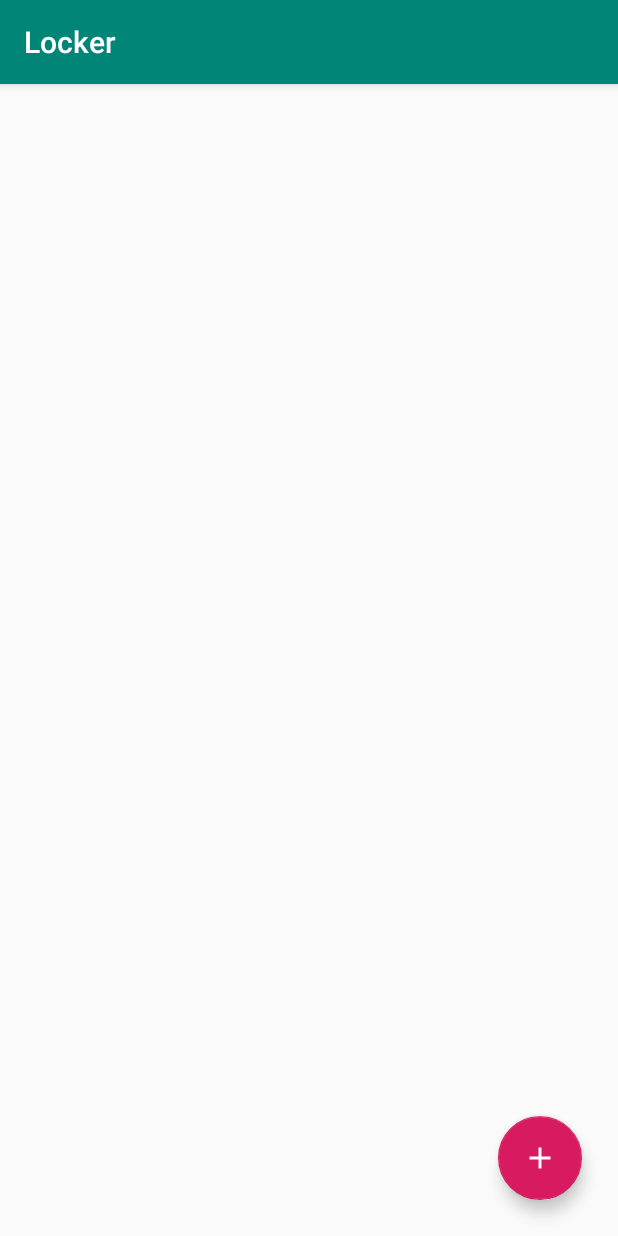
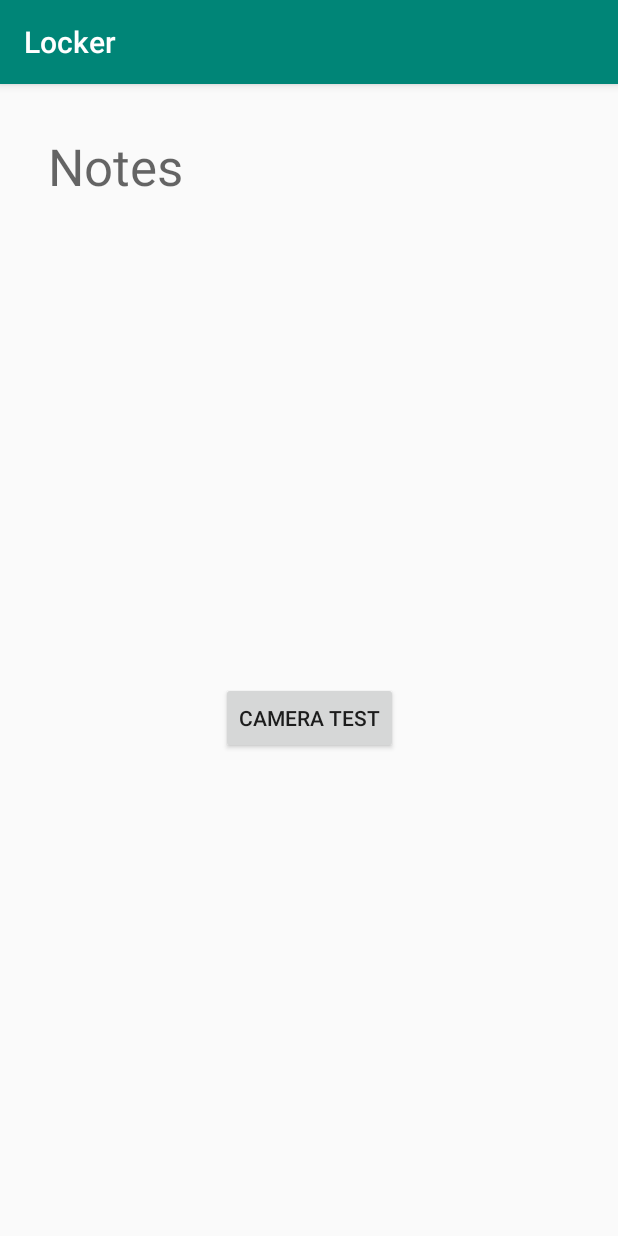
Before and after one commit to zachtib/Locker, an Android app: the screen it shows after launch (MainActivity), on a phone screen of 412 x 824 dp. Run offline under Robolectric (Android 15) with nearby library versions, the phone set to English and light mode, and no system bars; our stand-ins replace Timber; 1 statement that could not run was skipped.

Commit message:
refactor vision test out of home fragment

```diff
--- a/app/src/main/java/com/zachtib/locker/ui/screens/home/HomeFragment.kt
+++ b/app/src/main/java/com/zachtib/locker/ui/screens/home/HomeFragment.kt
@@ -1,67 +1,24 @@
 package com.zachtib.locker.ui.screens.home
 
-import android.graphics.BitmapFactory
 import android.os.Bundle
-import androidx.lifecycle.ViewModelProviders
 import androidx.navigation.fragment.findNavController
-import androidx.recyclerview.widget.DiffUtil
-import androidx.recyclerview.widget.LinearLayoutManager
-import com.google.firebase.ml.vision.FirebaseVision
-import com.google.firebase.ml.vision.common.FirebaseVisionImage
-import com.google.firebase.ml.vision.label.FirebaseVisionLabel
 import com.zachtib.locker.R
 import com.zachtib.locker.framework.ui.FragmentView
-import com.zachtib.locker.framework.ui.SimpleListAdapter
-import com.zachtib.locker.ui.screens.camera.CameraViewModel
 import kotlinx.android.synthetic.main.fragment_home.*
-import kotlinx.coroutines.tasks.asDeferred
 import org.koin.androidx.viewmodel.ext.android.viewModel
-import java.text.DecimalFormat
 
 class HomeFragment : FragmentView(R.layout.fragment_home) {
 
     val viewModel by viewModel<HomeViewModel>()
 
-    private val labeler = FirebaseVision.getInstance().visionLabelDetector
-
-    private lateinit var labelAdapter: SimpleListAdapter<FirebaseVisionLabel>
-
     override fun onActivityCreated(savedInstanceState: Bundle?) {
         super.onActivityCreated(savedInstanceState)
 
-        labelAdapter = SimpleListAdapter(object : DiffUtil.ItemCallback<FirebaseVisionLabel>() {
-            override fun areItemsTheSame(oldItem: FirebaseVisionLabel, newItem: FirebaseVisionLabel): Boolean {
-                return oldItem.label == newItem.label
-            }
-
-            override fun areContentsTheSame(oldItem: FirebaseVisionLabel, newItem: FirebaseVisionLabel): Boolean {
-                return (oldItem.label == newItem.label) && (oldItem.confidence == newItem.confidence)
-            }
-        }) { label ->
-            val percentage = DecimalFormat.getPercentInstance().format(label.confidence)
-            "${label.label}: $percentage"
+        notesLabel.onClick {
+            findNavController().navigate(R.id.notesListFragment)
         }
-
-        recyclerView.apply {
-            layoutManager = LinearLayoutManager(requireContext())
-            adapter = labelAdapter
-        }
-
-        addButton.onClick {
-            val cameraViewModel = ViewModelProviders.of(requireActivity()).get(CameraViewModel::class.java)
-            cameraViewModel.setMessage("Take a Photo")
-            findNavController().navigate(R.id.action_homeScreen_to_cameraFragment)
-
-            val bytes = cameraViewModel.waitForPhoto()
-            val bitmap = BitmapFactory.decodeByteArray(bytes, 0, bytes.size)
-            val visionImage = FirebaseVisionImage.fromBitmap(bitmap)
-
-            val labels: List<FirebaseVisionLabel> = labeler
-                .detectInImage(visionImage)
-                .asDeferred()
-                .await()
-
-            labelAdapter.submitList(labels)
+        cameraTestButton.onClick {
+            findNavController().navigate(R.id.visionTestFragment)
         }
     }
 }
--- a/app/src/main/res/layout/fragment_home.xml
+++ b/app/src/main/res/layout/fragment_home.xml
@@ -3,18 +3,19 @@
                                                    xmlns:app="http://schemas.android.com/apk/res-auto" xmlns:tools="http://schemas.android.com/tools" android:layout_width="match_parent"
                                                    android:layout_height="match_parent">
 
-    <androidx.recyclerview.widget.RecyclerView
-            android:layout_width="0dp"
-            android:layout_height="0dp" app:layout_constraintTop_toTopOf="parent"
-            app:layout_constraintStart_toStartOf="parent"
-            app:layout_constraintEnd_toEndOf="parent"
-            app:layout_constraintBottom_toBottomOf="parent" android:id="@+id/recyclerView"
-            android:layout_marginStart="8dp" android:layout_marginEnd="8dp"/>
-
-    <com.google.android.material.floatingactionbutton.FloatingActionButton
+    <TextView
             android:layout_width="wrap_content"
             android:layout_height="wrap_content"
-            android:src="@drawable/ic_add_white" app:layout_constraintEnd_toEndOf="parent"
-            android:layout_marginEnd="24dp" android:layout_marginBottom="24dp"
-            app:layout_constraintBottom_toBottomOf="parent" android:id="@+id/addButton"/>
+            android:id="@+id/notesLabel"
+            android:textAppearance="@style/TextAppearance.AppCompat.Display1" android:layout_marginTop="32dp"
+            app:layout_constraintTop_toTopOf="parent" tools:text="Notes: 24" android:layout_marginStart="32dp"
+            app:layout_constraintStart_toStartOf="parent" android:text="Notes"/>
+    <Button
+            android:text="Camera Test"
+            android:layout_width="wrap_content"
+            android:layout_height="wrap_content"
+            android:id="@+id/cameraTestButton" android:layout_marginEnd="8dp" app:layout_constraintEnd_toEndOf="parent"
+            app:layout_constraintStart_toStartOf="parent" android:layout_marginStart="8dp"
+            android:layout_marginTop="8dp" app:layout_constraintTop_toBottomOf="@+id/notesLabel"
+            android:layout_marginBottom="8dp" app:layout_constraintBottom_toBottomOf="parent"/>
 </androidx.constraintlayout.widget.ConstraintLayout>
--- a/app/src/main/res/navigation/nav_graph.xml
+++ b/app/src/main/res/navigation/nav_graph.xml
@@ -2,19 +2,28 @@
 <navigation xmlns:android="http://schemas.android.com/apk/res/android"
             xmlns:app="http://schemas.android.com/apk/res-auto"
             android:id="@+id/nav_graph.xml"
-            app:startDestination="@id/homeScreen"
+            app:startDestination="@id/homeFragment"
             xmlns:tools="http://schemas.android.com/tools">
 
     <fragment
-            android:id="@+id/homeScreen"
+            android:id="@+id/homeFragment"
             android:name="com.zachtib.locker.ui.screens.home.HomeFragment"
             android:label="Locker"
-            tools:layout="@layout/fragment_home">
-        <action android:id="@+id/action_homeScreen_to_cameraFragment" app:destination="@id/cameraFragment"/>
+            tools:layout="@layout/fragment_generic_list">
+        <action android:id="@+id/action_homeScreen_to_notesListFragment" app:destination="@id/notesListFragment"/>
+        <action app:destination="@id/visionTestFragment" android:id="@+id/action_homeScreen_to_visionTestFragment"/>
     </fragment>
 
     <fragment android:id="@+id/cameraFragment"
               android:name="com.zachtib.locker.ui.screens.camera.CameraFragment"
               android:label="CameraFragment"
               tools:layout="@layout/fragment_camera"/>
+    <fragment android:id="@+id/notesListFragment"
+              android:name="com.zachtib.locker.ui.notes.list.NotesListFragment"
+              android:label="Notes"
+              tools:layout="@layout/fragment_generic_list"/>
+    <fragment android:id="@+id/visionTestFragment" android:name="com.zachtib.locker.ui.mltest.VisionTestFragment"
+              android:label="VisionTestFragment">
+        <action android:id="@+id/action_visionTestFragment_to_cameraFragment" app:destination="@id/cameraFragment"/>
+    </fragment>
 </navigation>
```
Also changed, not shown: app/src/main/java/com/zachtib/locker/ui/mltest/VisionTestFragment.kt (added, +63 -0 lines), app/src/main/java/com/zachtib/locker/ui/notes/list/NotesListFragment.kt (+10 -0 lines), app/src/main/java/com/zachtib/locker/ui/notes/list/NotesListViewModel.kt (+9 -0 lines), app/src/main/res/layout/fragment_generic_list.xml (added, +20 -0 lines).
